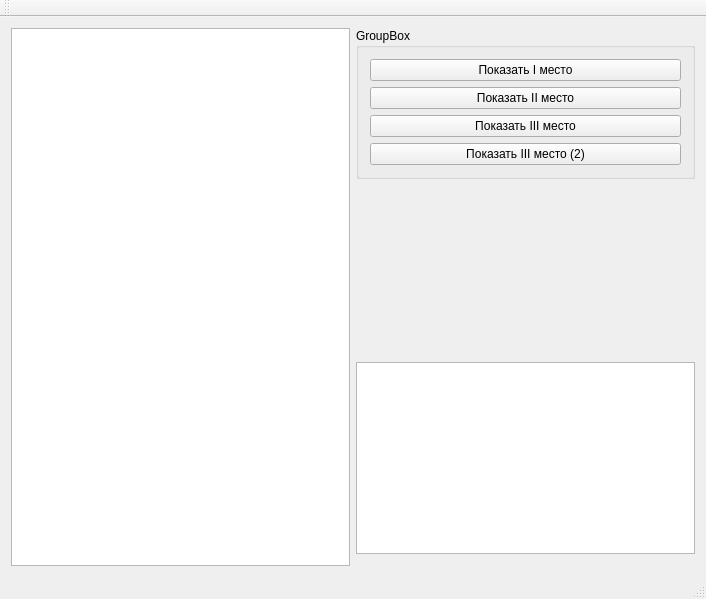
Before: the Qt Designer form AwardCeremony/mainwindow.ui in BarsukAlexey/xelarogi, drawn with Qt 5.
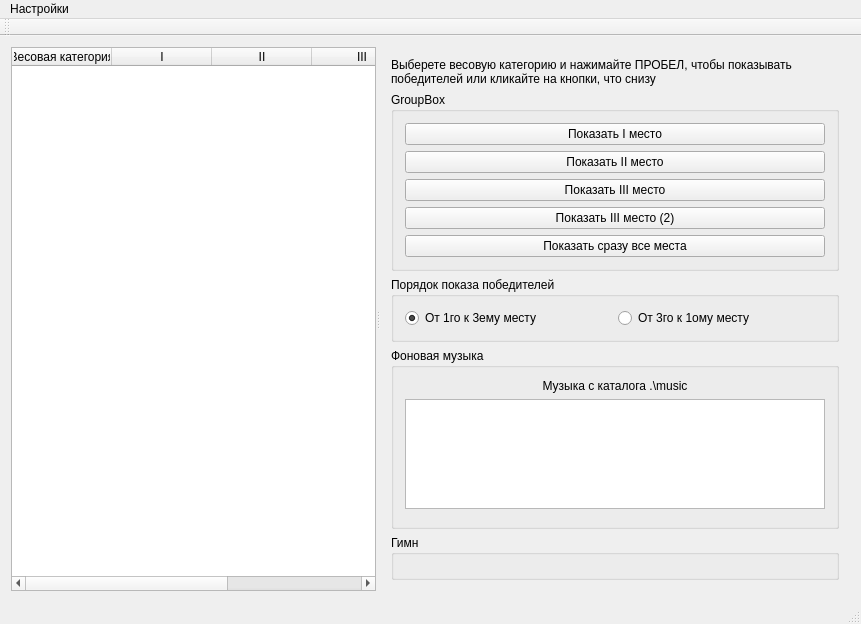
After: the same form once the commit is applied. Custom widgets are drawn as their Qt base class.

```diff
--- a/AwardCeremony/mainwindow.ui
+++ b/AwardCeremony/mainwindow.ui
@@ -6,8 +6,8 @@
    <rect>
     <x>0</x>
     <y>0</y>
-    <width>706</width>
-    <height>599</height>
+    <width>861</width>
+    <height>624</height>
    </rect>
   </property>
   <property name="windowTitle">
@@ -15,64 +15,203 @@
   </property>
   <widget class="QWidget" name="centralWidget">
    <layout class="QGridLayout" name="gridLayout">
-    <item row="0" column="1">
-     <widget class="QGroupBox" name="groupBox">
-      <property name="title">
-       <string>GroupBox</string>
-      </property>
-      <layout class="QGridLayout" name="gridLayout_2">
-       <item row="3" column="0">
-        <widget class="QPushButton" name="pushButton">
-         <property name="text">
-          <string>Показать III место (2)</string>
-         </property>
-        </widget>
-       </item>
-       <item row="0" column="0">
-        <widget class="QPushButton" name="pushButton_2">
-         <property name="text">
-          <string>Показать I место</string>
-         </property>
-        </widget>
-       </item>
-       <item row="2" column="0">
-        <widget class="QPushButton" name="pushButton_3">
-         <property name="text">
-          <string>Показать III место</string>
-         </property>
-        </widget>
-       </item>
-       <item row="1" column="0">
-        <widget class="QPushButton" name="pushButton_4">
-         <property name="text">
-          <string>Показать II место</string>
-         </property>
-        </widget>
-       </item>
-      </layout>
-     </widget>
-    </item>
-    <item row="1" column="1">
-     <spacer name="verticalSpacer">
+    <item row="1" column="0">
+     <widget class="QSplitter" name="splitter">
       <property name="orientation">
-       <enum>Qt::Vertical</enum>
+       <enum>Qt::Horizontal</enum>
       </property>
-      <property name="sizeHint" stdset="0">
-       <size>
-        <width>20</width>
-        <height>40</height>
-       </size>
-      </property>
-     </spacer>
-    </item>
-    <item row="2" column="1">
-     <widget class="QListView" name="listView_2"/>
-    </item>
-    <item row="3" column="1">
-     <widget class="SoundPlayer" name="widget" native="true"/>
-    </item>
-    <item row="0" column="0" rowspan="5">
-     <widget class="QListView" name="listView"/>
+      <widget class="QTableWidget" name="tableWidget">
+       <property name="editTriggers">
+        <set>QAbstractItemView::NoEditTriggers</set>
+       </property>
+       <property name="selectionMode">
+        <enum>QAbstractItemView::SingleSelection</enum>
+       </property>
+       <property name="selectionBehavior">
+        <enum>QAbstractItemView::SelectRows</enum>
+       </property>
+       <column>
+        <property name="text">
+         <string>Весовая категория</string>
+        </property>
+       </column>
+       <column>
+        <property name="text">
+         <string>I</string>
+        </property>
+       </column>
+       <column>
+        <property name="text">
+         <string>II</string>
+        </property>
+       </column>
+       <column>
+        <property name="text">
+         <string>III</string>
+        </property>
+       </column>
+       <column>
+        <property name="text">
+         <string>III (2)</string>
+        </property>
+       </column>
+      </widget>
+      <widget class="QWidget" name="layoutWidget">
+       <layout class="QVBoxLayout" name="verticalLayout">
+        <item>
+         <widget class="QLabel" name="label_2">
+          <property name="text">
+           <string>Выберете весовую категорию и нажимайте ПРОБЕЛ, чтобы показывать победителей или кликайте на кнопки, что снизу</string>
+          </property>
+          <property name="wordWrap">
+           <bool>true</bool>
+          </property>
+         </widget>
+        </item>
+        <item>
+         <widget class="QGroupBox" name="groupBox">
+          <property name="title">
+           <string>GroupBox</string>
+          </property>
+          <layout class="QGridLayout" name="gridLayout_2">
+           <item row="4" column="0">
+            <widget class="QPushButton" name="pushButtonIV">
+             <property name="text">
+              <string>Показать III место (2)</string>
+             </property>
+            </widget>
+           </item>
+           <item row="2" column="0">
+            <widget class="QPushButton" name="pushButtonII">
+             <property name="text">
+              <string>Показать II место</string>
+             </property>
+            </widget>
+           </item>
+           <item row="1" column="0">
+            <widget class="QPushButton" name="pushButtonI">
+             <property name="text">
+              <string>Показать I место</string>
+             </property>
+            </widget>
+           </item>
+           <item row="3" column="0">
+            <widget class="QPushButton" name="pushButtonIII">
+             <property name="text">
+              <string>Показать III место</string>
+             </property>
+            </widget>
+           </item>
+           <item row="5" column="0">
+            <widget class="QPushButton" name="pushButtonAll">
+             <property name="text">
+              <string>Показать сразу все места</string>
+             </property>
+            </widget>
+           </item>
+          </layout>
+         </widget>
+        </item>
+        <item>
+         <widget class="QGroupBox" name="groupBox_2">
+          <property name="title">
+           <string>Порядок показа победителей</string>
+          </property>
+          <layout class="QGridLayout" name="gridLayout_3">
+           <item row="0" column="0">
+            <widget class="QRadioButton" name="radioButtonFrom1To3">
+             <property name="text">
+              <string>От 1го к 3ему месту</string>
+             </property>
+             <property name="checked">
+              <bool>true</bool>
+             </property>
+            </widget>
+           </item>
+           <item row="0" column="1">
+            <widget class="QRadioButton" name="radioButtonFrom3To1">
+             <property name="text">
+              <string>От 3го к 1ому месту</string>
+             </property>
+            </widget>
+           </item>
+          </layout>
+         </widget>
+        </item>
+        <item>
+         <widget class="QGroupBox" name="groupBox_4">
+          <property name="title">
+           <string>Фоновая музыка</string>
+          </property>
+          <layout class="QVBoxLayout" name="verticalLayout_2">
+           <item>
+            <layout class="QHBoxLayout" name="horizontalLayout">
+             <item>
+              <widget class="QLabel" name="label">
+               <property name="text">
+                <string>Музыка с каталога .\music</string>
+               </property>
+               <property name="alignment">
+                <set>Qt::AlignCenter</set>
+               </property>
+              </widget>
+             </item>
+            </layout>
+           </item>
+           <item>
+            <widget class="QTreeView" name="treeViewMusic">
+             <property name="sortingEnabled">
+              <bool>false</bool>
+             </property>
+            </widget>
+           </item>
+           <item>
+            <widget class="SoundPlayer" name="soundPlayer" native="true">
+             <property name="sizePolicy">
+              <sizepolicy hsizetype="Preferred" vsizetype="Maximum">
+               <horstretch>0</horstretch>
+               <verstretch>0</verstretch>
+              </sizepolicy>
+             </property>
+             <property name="minimumSize">
+              <size>
+               <width>0</width>
+               <height>0</height>
+              </size>
+             </property>
+            </widget>
+           </item>
+          </layout>
+         </widget>
+        </item>
+        <item>
+         <widget class="QGroupBox" name="groupBox_3">
+          <property name="title">
+           <string>Гимн</string>
+          </property>
+          <layout class="QGridLayout" name="gridLayout_4">
+           <item row="0" column="0">
+            <widget class="SoundPlayer" name="soundPlayerHymn" native="true">
+             <property name="sizePolicy">
+              <sizepolicy hsizetype="Preferred" vsizetype="Maximum">
+               <horstretch>0</horstretch>
+               <verstretch>0</verstretch>
+              </sizepolicy>
+             </property>
+             <property name="minimumSize">
+              <size>
+               <width>0</width>
+               <height>0</height>
+              </size>
+             </property>
+            </widget>
+           </item>
+          </layout>
+         </widget>
+        </item>
+       </layout>
+      </widget>
+     </widget>
     </item>
    </layout>
   </widget>
@@ -81,10 +220,17 @@
     <rect>
      <x>0</x>
      <y>0</y>
-     <width>706</width>
+     <width>861</width>
      <height>21</height>
     </rect>
    </property>
+   <widget class="QMenu" name="menu">
+    <property name="title">
+     <string>Настройки</string>
+    </property>
+    <addaction name="actionLoadData"/>
+   </widget>
+   <addaction name="menu"/>
   </widget>
   <widget class="QToolBar" name="mainToolBar">
    <attribute name="toolBarArea">
```
Left out of the diff: 12 changed lines with no effect on the pictures.
